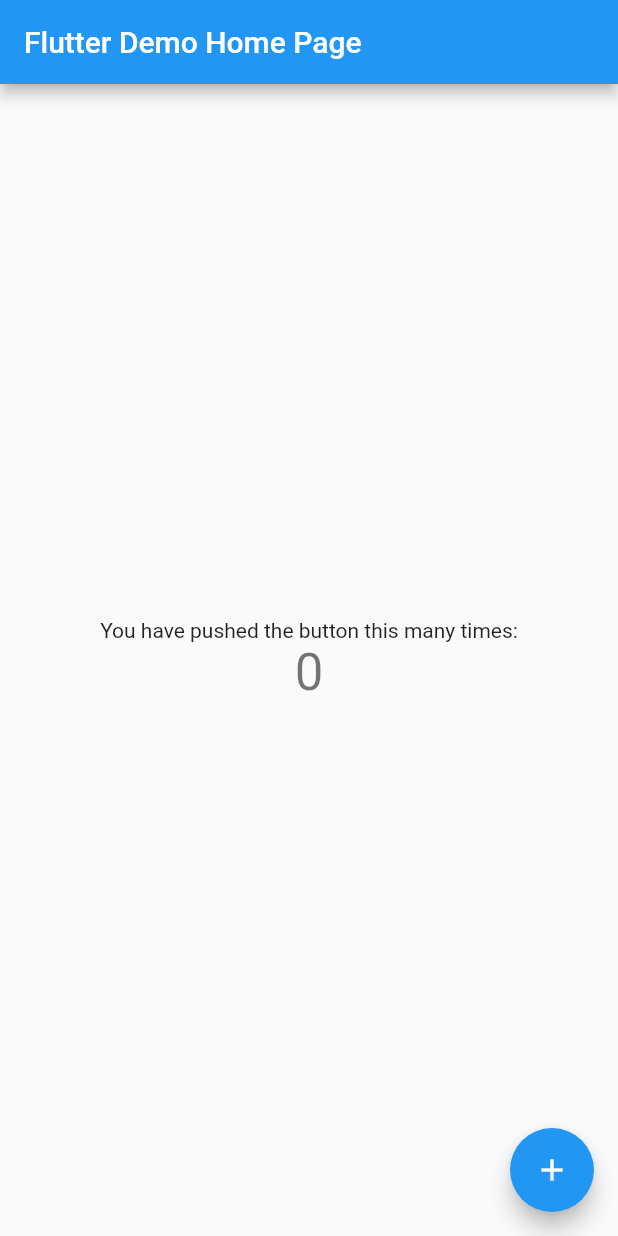
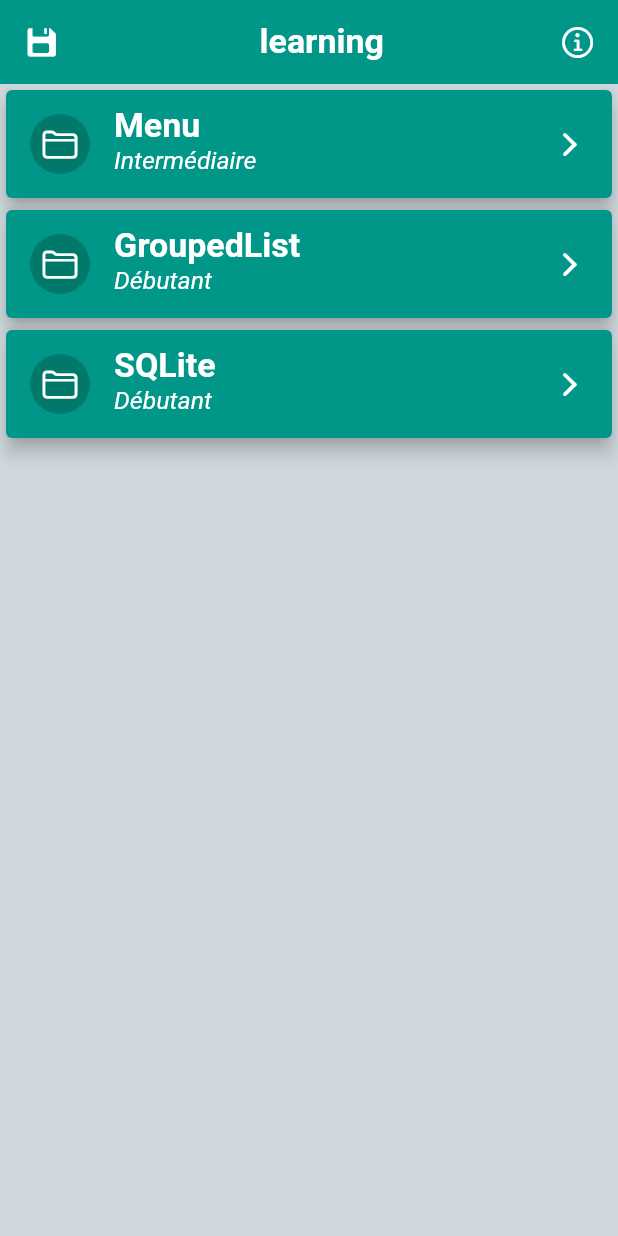
Before and after one commit to geekdjenika/learning_flutter, a Flutter app: the screen it shows after launch, on a phone screen of 412 x 824 dp. Run offline on Flutter 3.47's test engine with Material 2 defaults, Android fonts, the phone set to English and light mode, and no system bars.

Commit message:
Début menu

```diff
--- a/lib/main.dart
+++ b/lib/main.dart
@@ -1,4 +1,5 @@
 import 'package:flutter/material.dart';
+import 'package:tools/screen/home.dart';
 
 void main() {
   runApp(const MyApp());
@@ -11,105 +12,12 @@ class MyApp extends StatelessWidget {
   @override
   Widget build(BuildContext context) {
     return MaterialApp(
-      title: 'Flutter Demo',
+      debugShowCheckedModeBanner: false,
+      title: 'Flutter Learning',
       theme: ThemeData(
-        // This is the theme of your application.
-        //
-        // Try running your application with "flutter run". You'll see the
-        // application has a blue toolbar. Then, without quitting the app, try
-        // changing the primarySwatch below to Colors.green and then invoke
-        // "hot reload" (press "r" in the console where you ran "flutter run",
-        // or simply save your changes to "hot reload" in a Flutter IDE).
-        // Notice that the counter didn't reset back to zero; the application
-        // is not restarted.
-        primarySwatch: Colors.blue,
+        primarySwatch: Colors.teal,
       ),
-      home: const MyHomePage(title: 'Flutter Demo Home Page'),
+      home: const Accueil(),
     );
   }
 }
-
-class MyHomePage extends StatefulWidget {
-  const MyHomePage({super.key, required this.title});
-
-  // This widget is the home page of your application. It is stateful, meaning
-  // that it has a State object (defined below) that contains fields that affect
-  // how it looks.
-
-  // This class is the configuration for the state. It holds the values (in this
-  // case the title) provided by the parent (in this case the App widget) and
-  // used by the build method of the State. Fields in a Widget subclass are
-  // always marked "final".
-
-  final String title;
-
-  @override
-  State<MyHomePage> createState() => _MyHomePageState();
-}
-
-class _MyHomePageState extends State<MyHomePage> {
-  int _counter = 0;
-
-  void _incrementCounter() {
-    setState(() {
-      // This call to setState tells the Flutter framework that something has
-      // changed in this State, which causes it to rerun the build method below
-      // so that the display can reflect the updated values. If we changed
-      // _counter without calling setState(), then the build method would not be
-      // called again, and so nothing would appear to happen.
-      _counter++;
-    });
-  }
-
-  @override
-  Widget build(BuildContext context) {
-    // This method is rerun every time setState is called, for instance as done
-    // by the _incrementCounter method above.
-    //
-    // The Flutter framework has been optimized to make rerunning build methods
-    // fast, so that you can just rebuild anything that needs updating rather
-    // than having to individually change instances of widgets.
-    return Scaffold(
-      appBar: AppBar(
-        // Here we take the value from the MyHomePage object that was created by
-        // the App.build method, and use it to set our appbar title.
-        title: Text(widget.title),
-      ),
-      body: Center(
-        // Center is a layout widget. It takes a single child and positions it
-        // in the middle of the parent.
-        child: Column(
-          // Column is also a layout widget. It takes a list of children and
-          // arranges them vertically. By default, it sizes itself to fit its
-          // children horizontally, and tries to be as tall as its parent.
-          //
-          // Invoke "debug painting" (press "p" in the console, choose the
-          // "Toggle Debug Paint" action from the Flutter Inspector in Android
-          // Studio, or the "Toggle Debug Paint" command in Visual Studio Code)
-          // to see the wireframe for each widget.
-          //
-          // Column has various properties to control how it sizes itself and
-          // how it positions its children. Here we use mainAxisAlignment to
-          // center the children vertically; the main axis here is the vertical
-          // axis because Columns are vertical (the cross axis would be
-          // horizontal).
-          mainAxisAlignment: MainAxisAlignment.center,
-          children: <Widget>[
-            const Text(
-              'You have pushed the button this many times:',
-            ),
-            Text(
-              '$_counter',
-              style: Theme.of(context).textTheme.headline4,
-            ),
-          ],
-        ),
-      ),
-      floatingActionButton: FloatingActionButton(
-        onPressed: _incrementCounter,
-        tooltip: 'Increment',
-        child: const Icon(Icons.add),
-      ), // This trailing comma makes auto-formatting nicer for build methods.
-    );
-  }
-}
--- /dev/null
+++ b/lib/screen/home.dart
@@ -0,0 +1,81 @@
+import 'package:flutter/cupertino.dart';
+import 'package:flutter/material.dart';
+
+class Accueil extends StatefulWidget {
+  const Accueil({Key? key}) : super(key: key);
+
+  @override
+  State<Accueil> createState() => _AccueilState();
+}
+
+class _AccueilState extends State<Accueil> {
+  final Map<String, dynamic> _cours = {
+    "Menu": "Intermédiaire",
+    "GroupedList": "Débutant",
+    "SQLite": "Débutant",
+  };
+
+  @override
+  Widget build(BuildContext context) {
+    return Scaffold(
+      appBar: AppBar(
+        leading: const Icon(CupertinoIcons.floppy_disk),
+        title: Center(
+          child: Text(
+            'learning',
+            style: TextStyle(
+                color: Colors.white,
+                fontWeight: FontWeight.bold,
+                fontSize: MediaQuery.of(context).size.width * .055
+            ),
+          ),
+        ),
+        actions: const [
+          Padding(
+            padding: EdgeInsets.only(right: 15.0),
+            child: Icon(
+              CupertinoIcons.info_circle,
+            ),
+          )
+        ],
+        elevation: 0,
+      ),
+      backgroundColor: Colors.blueGrey[100],
+      body: ListView.builder(
+        itemCount: _cours.keys.length,
+        itemBuilder: (context, index) {
+          return Card(
+            color: Colors.teal,
+            shadowColor: Colors.black,
+            surfaceTintColor: Colors.white,
+            elevation: 5,
+            child: ListTile(
+              leading: const CircleAvatar(
+                child: Icon(CupertinoIcons.folder_open),
+              ),
+              title: Text(
+                _cours.keys.toList()[index],
+                style: TextStyle(
+                    color: Colors.white,
+                    fontWeight: FontWeight.bold,
+                    fontSize: MediaQuery.of(context).size.width * .055),
+              ),
+              subtitle: Text(
+                _cours.values.toList()[index],
+                style: TextStyle(
+                    color: Colors.white,
+                    fontWeight: FontWeight.normal,
+                    fontStyle: FontStyle.italic,
+                    fontSize: MediaQuery.of(context).size.width * .04),
+              ),
+              trailing: const Icon(
+                CupertinoIcons.forward,
+                color: Colors.white,
+              ),
+            ),
+          );
+        },
+      ),
+    );
+  }
+}
```
Also changed, not shown: lib/screen/menu/list_menu.dart (added).
